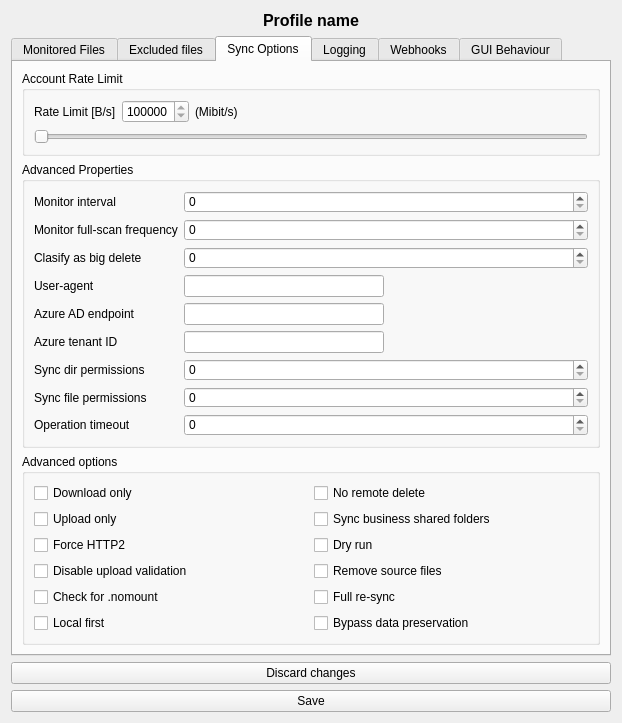
First picture: the form in OneDriveGUI/ui/profile_settings_page.ui, repository bpozdena/OneDriveGUI, before the edit.
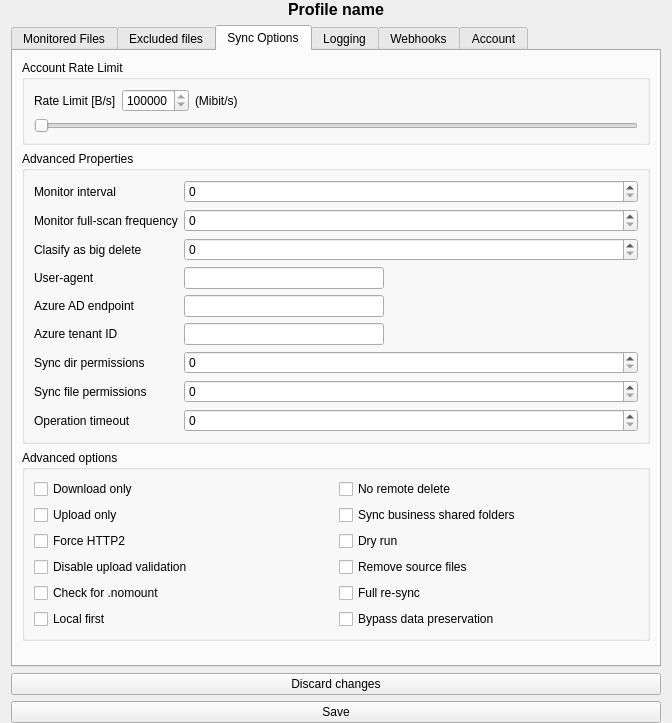
Second picture: the form after the edit.

Diff of the .ui file:
```diff
--- a/OneDriveGUI/ui/profile_settings_page.ui
+++ b/OneDriveGUI/ui/profile_settings_page.ui
@@ -6,7 +6,7 @@
    <rect>
     <x>0</x>
     <y>0</y>
-    <width>614</width>
+    <width>664</width>
     <height>723</height>
    </rect>
   </property>
@@ -14,6 +14,12 @@
    <string>Form</string>
   </property>
   <layout class="QVBoxLayout" name="verticalLayout_2">
+   <property name="topMargin">
+    <number>0</number>
+   </property>
+   <property name="bottomMargin">
+    <number>0</number>
+   </property>
    <item>
     <widget class="QLabel" name="label_profile_name">
      <property name="font">
@@ -37,7 +43,7 @@
       <widget class="QTabWidget" name="tabWidget">
        <property name="minimumSize">
         <size>
-         <width>600</width>
+         <width>650</width>
          <height>600</height>
         </size>
        </property>
@@ -767,7 +773,7 @@
        </widget>
        <widget class="QWidget" name="tab_6">
         <attribute name="title">
-         <string>GUI Behaviour</string>
+         <string>Account</string>
         </attribute>
        </widget>
       </widget>
```
Left out of the diff: 2 changed lines with no effect on the pictures.
